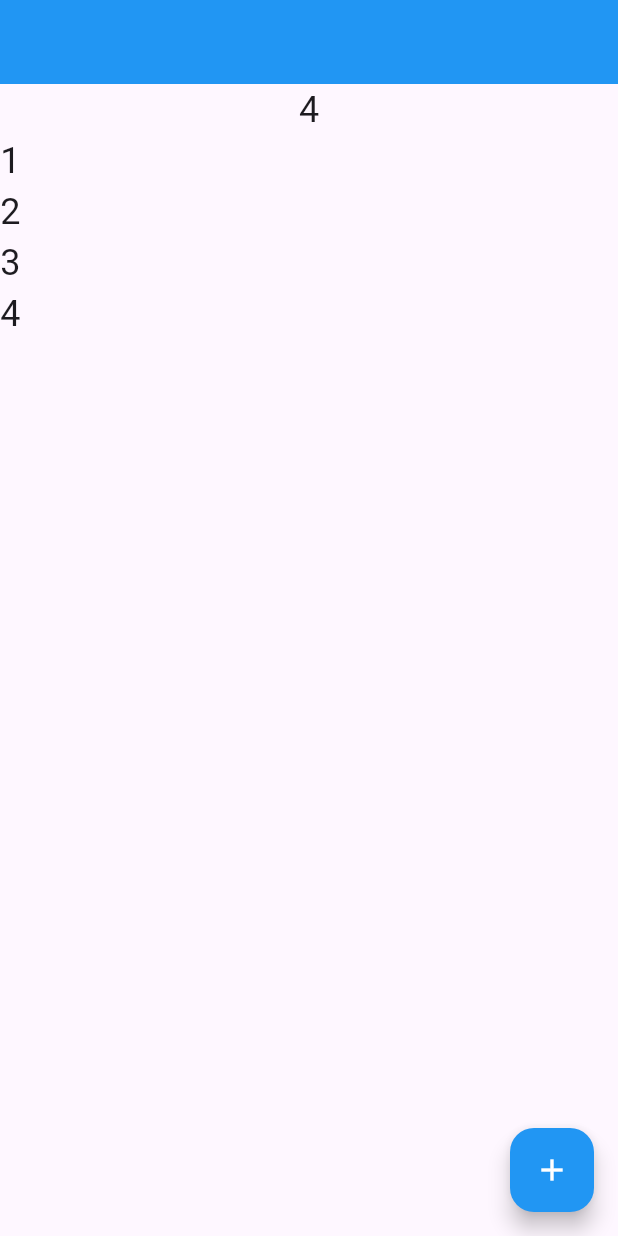
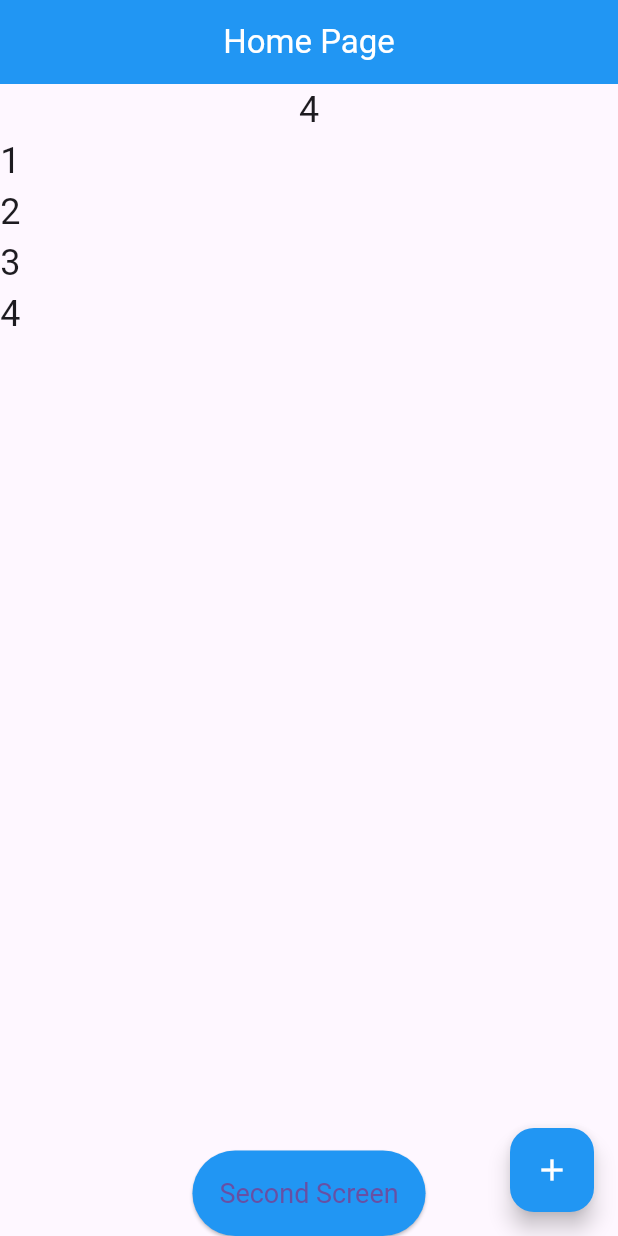
Before and after one commit to MouBiswas16/provider_basics, a Flutter app: the screen it shows after launch, on a phone screen of 412 x 824 dp. Run offline on Flutter 3.47's test engine with Material 3 defaults, Android fonts, the phone set to English and light mode, and no system bars.

Commit message:
second update

```diff
--- a/lib/screens/home_page.dart
+++ b/lib/screens/home_page.dart
@@ -1,6 +1,7 @@
 // ignore_for_file: prefer_const_constructors
 
 import 'package:flutter/material.dart';
+import 'package:provider_basics/screens/second_page.dart';
 
 class HomePage extends StatefulWidget {
   const HomePage({super.key});
@@ -16,6 +17,13 @@ class _HomePageState extends State<HomePage> {
     return Scaffold(
       appBar: AppBar(
         backgroundColor: Colors.blue,
+        centerTitle: true,
+        title: Text(
+          "Home Page",
+          style: TextStyle(
+            color: Colors.white,
+          ),
+        ),
       ),
       body: Column(
         children: [
@@ -34,7 +42,28 @@ class _HomePageState extends State<HomePage> {
                 );
               },
             ),
-          )
+          ),
+          ElevatedButton(
+            style: ButtonStyle(
+              backgroundColor: WidgetStateProperty.all(Colors.blue),
+              padding: WidgetStateProperty.all(EdgeInsets.all(18)),
+              textStyle: WidgetStateProperty.all(
+                TextStyle(fontSize: 18),
+              ),
+            ),
+            onPressed: () {
+              Navigator.of(context).push(
+                MaterialPageRoute(
+                  builder: (context) => SecondPage(
+                    numbers: numbers,
+                  ),
+                ),
+              );
+            },
+            child: Text(
+              "Second Screen",
+            ),
+          ),
         ],
       ),
       floatingActionButton: FloatingActionButton(
```
Also changed, not shown: lib/screens/second_page.dart (added, +60 -0 lines).
